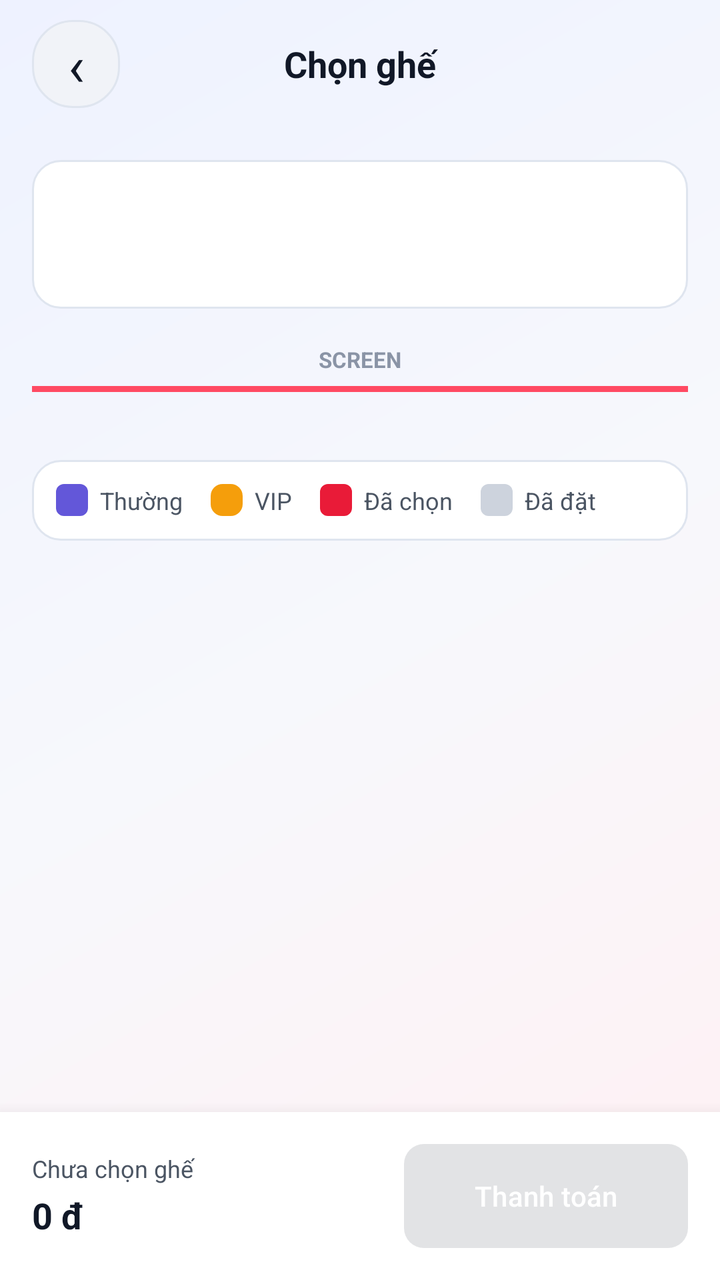
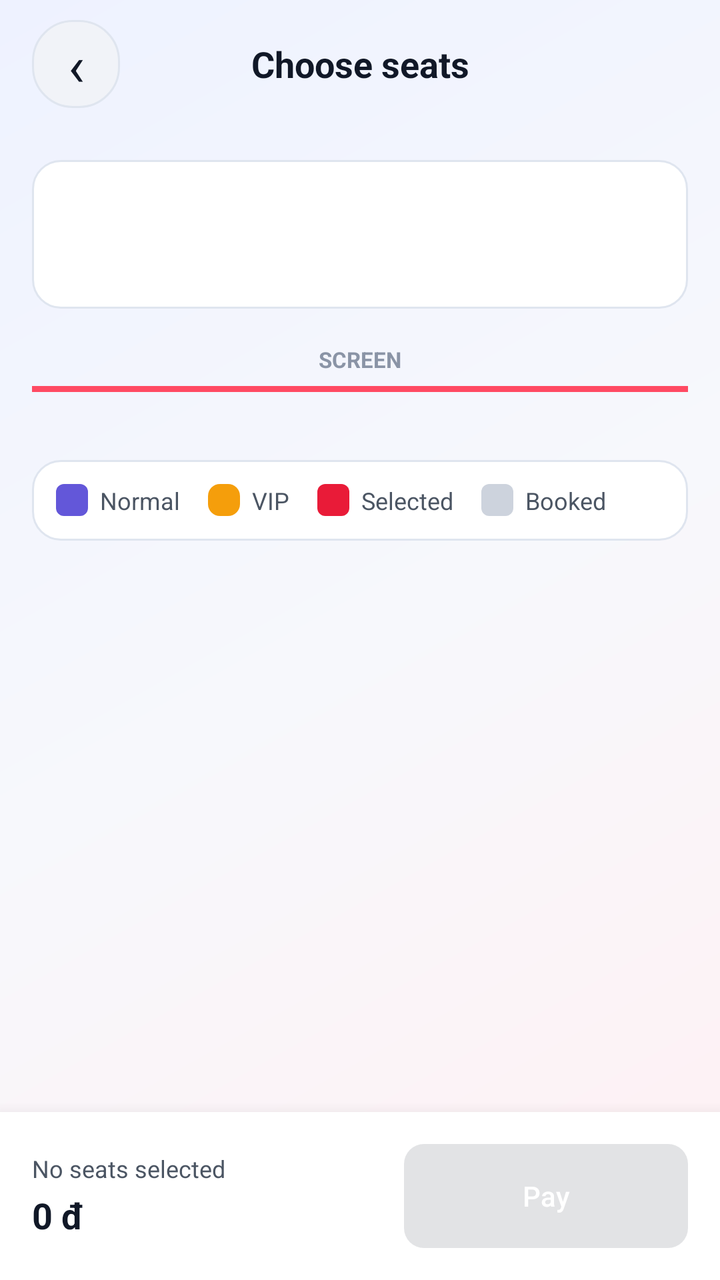

An Android layout rendered at two revisions. The XML below is the earlier revision; the diff shows what the commit changed to produce the second picture.
<!-- AndroidManifest.xml: application theme Theme.BookingTicket -->
<!-- res/layout/fragment_seat_selection.xml -->
<?xml version="1.0" encoding="utf-8"?>
<LinearLayout xmlns:android="http://schemas.android.com/apk/res/android"
    xmlns:app="http://schemas.android.com/apk/res-auto"
    android:layout_width="match_parent"
    android:layout_height="match_parent"
    android:background="@drawable/bg_cinelux_screen"
    android:orientation="vertical">

    <LinearLayout
        android:layout_width="match_parent"
        android:layout_height="?attr/actionBarSize"
        android:gravity="center_vertical"
        android:orientation="horizontal"
        android:paddingHorizontal="16dp">

        <TextView
            android:id="@+id/btn_close_seat"
            android:layout_width="44dp"
            android:layout_height="44dp"
            android:background="@drawable/bg_chip"
            android:gravity="center"
            android:text="‹"
            android:textColor="@color/text_primary"
            android:textSize="28sp" />

        <TextView
            android:layout_width="0dp"
            android:layout_height="wrap_content"
            android:layout_marginHorizontal="12dp"
            android:layout_weight="1"
            android:gravity="center"
            android:text="Chọn ghế"
            android:textColor="@color/text_primary"
            android:textSize="18sp"
            android:textStyle="bold" />

        <View
            android:layout_width="44dp"
            android:layout_height="44dp" />

    </LinearLayout>

    <androidx.core.widget.NestedScrollView
        android:layout_width="match_parent"
        android:layout_height="0dp"
        android:layout_weight="1"
        android:fillViewport="true">

        <LinearLayout
            android:layout_width="match_parent"
            android:layout_height="wrap_content"
            android:orientation="vertical"
            android:padding="16dp">

            <LinearLayout
                android:layout_width="match_parent"
                android:layout_height="wrap_content"
                android:background="@drawable/bg_panel"
                android:orientation="vertical"
                android:padding="14dp">

                <TextView
                    android:id="@+id/seat_movie_title"
                    android:layout_width="match_parent"
                    android:layout_height="wrap_content"
                    android:textColor="@color/text_primary"
                    android:textSize="17sp"
                    android:textStyle="bold" />

                <TextView
                    android:id="@+id/seat_showtime_info"
                    android:layout_width="match_parent"
                    android:layout_height="wrap_content"
                    android:layout_marginTop="6dp"
                    android:textColor="@color/text_secondary"
                    android:textSize="13sp" />

            </LinearLayout>

            <TextView
                android:id="@+id/seat_state_text"
                android:layout_width="match_parent"
                android:layout_height="wrap_content"
                android:layout_marginTop="12dp"
                android:background="@drawable/bg_panel"
                android:gravity="center"
                android:padding="12dp"
                android:textColor="@color/text_secondary"
                android:textSize="13sp"
                android:visibility="gone" />

            <TextView
                android:layout_width="match_parent"
                android:layout_height="wrap_content"
                android:layout_marginTop="18dp"
                android:gravity="center"
                android:text="SCREEN"
                android:textColor="@color/text_hint"
                android:textSize="11sp"
                android:textStyle="bold" />

            <View
                android:layout_width="match_parent"
                android:layout_height="3dp"
                android:layout_marginTop="6dp"
                android:background="@color/primary_light" />

            <HorizontalScrollView
                android:layout_width="match_parent"
                android:layout_height="wrap_content"
                android:layout_marginTop="16dp"
                android:clipToPadding="false"
                android:overScrollMode="never"
                android:scrollbars="none">

                <GridLayout
                    android:id="@+id/seat_grid"
                    android:layout_width="wrap_content"
                    android:layout_height="wrap_content"
                    android:alignmentMode="alignBounds"
                    android:useDefaultMargins="true" />

            </HorizontalScrollView>

            <LinearLayout
                android:layout_width="match_parent"
                android:layout_height="wrap_content"
                android:layout_marginTop="18dp"
                android:background="@drawable/bg_panel"
                android:gravity="center_vertical"
                android:orientation="horizontal"
                android:padding="12dp">

                <View
                    android:layout_width="16dp"
                    android:layout_height="16dp"
                    android:background="@drawable/bg_seat_available" />

                <TextView
                    android:layout_width="wrap_content"
                    android:layout_height="wrap_content"
                    android:layout_marginStart="6dp"
                    android:text="Thường"
                    android:textColor="@color/text_secondary"
                    android:textSize="12sp" />

                <View
                    android:layout_width="16dp"
                    android:layout_height="16dp"
                    android:layout_marginStart="14dp"
                    android:background="@drawable/bg_seat_vip" />

                <TextView
                    android:layout_width="wrap_content"
                    android:layout_height="wrap_content"
                    android:layout_marginStart="6dp"
                    android:text="VIP"
                    android:textColor="@color/text_secondary"
                    android:textSize="12sp" />

                <View
                    android:layout_width="16dp"
                    android:layout_height="16dp"
                    android:layout_marginStart="14dp"
                    android:background="@drawable/bg_seat_selected" />

                <TextView
                    android:layout_width="wrap_content"
                    android:layout_height="wrap_content"
                    android:layout_marginStart="6dp"
                    android:text="Đã chọn"
                    android:textColor="@color/text_secondary"
                    android:textSize="12sp" />

                <View
                    android:layout_width="16dp"
                    android:layout_height="16dp"
                    android:layout_marginStart="14dp"
                    android:background="@drawable/bg_seat_booked" />

                <TextView
                    android:layout_width="wrap_content"
                    android:layout_height="wrap_content"
                    android:layout_marginStart="6dp"
                    android:text="Đã đặt"
                    android:textColor="@color/text_secondary"
                    android:textSize="12sp" />

            </LinearLayout>

            <View
                android:layout_width="match_parent"
                android:layout_height="16dp" />

        </LinearLayout>

    </androidx.core.widget.NestedScrollView>

    <LinearLayout
        android:layout_width="match_parent"
        android:layout_height="wrap_content"
        android:background="@color/bottom_nav_fill"
        android:elevation="12dp"
        android:gravity="center_vertical"
        android:orientation="horizontal"
        android:padding="16dp">

        <LinearLayout
            android:layout_width="0dp"
            android:layout_height="wrap_content"
            android:layout_weight="1"
            android:orientation="vertical">

            <TextView
                android:id="@+id/selected_seats_text"
                android:layout_width="match_parent"
                android:layout_height="wrap_content"
                android:text="Chưa chọn ghế"
                android:textColor="@color/text_secondary"
                android:textSize="12sp" />

            <TextView
                android:id="@+id/total_price_text"
                android:layout_width="match_parent"
                android:layout_height="wrap_content"
                android:layout_marginTop="3dp"
                android:text="0 đ"
                android:textColor="@color/text_primary"
                android:textSize="18sp"
                android:textStyle="bold" />

        </LinearLayout>

        <com.google.android.material.button.MaterialButton
            android:id="@+id/btn_checkout"
            style="@style/PrimaryButton"
            android:layout_width="142dp"
            android:layout_height="52dp"
            android:layout_marginStart="12dp"
            android:background="@drawable/bg_cinelux_button"
            android:enabled="false"
            android:text="Thanh toán"
            android:textSize="14sp"
            app:cornerRadius="8dp" />

    </LinearLayout>

</LinearLayout>
<!-- resources referenced by this layout -->
<resources>
  <color name="bottom_nav_fill">#FFFFFFFF</color>
  <color name="primary_light">#FF4A63</color>
  <color name="text_hint">#8A94A6</color>
  <color name="text_primary">#111827</color>
  <color name="text_secondary">#4B5563</color>
  <!-- drawable bg_chip (drawable) -->
  <?xml version="1.0" encoding="utf-8"?>
  <shape xmlns:android="http://schemas.android.com/apk/res/android">
      <solid android:color="@color/chip_fill" />
      <corners android:radius="20dp" />
      <stroke
          android:width="1dp"
          android:color="@color/chip_stroke" />
  </shape>
  <!-- drawable bg_cinelux_button (drawable) -->
  <?xml version="1.0" encoding="utf-8"?>
  <shape xmlns:android="http://schemas.android.com/apk/res/android">
      <gradient
          android:angle="0"
          android:startColor="#C91025"
          android:endColor="#F02442" />
      <corners android:radius="10dp" />
  </shape>
  <!-- drawable bg_panel (drawable) -->
  <?xml version="1.0" encoding="utf-8"?>
  <shape xmlns:android="http://schemas.android.com/apk/res/android">
      <solid android:color="@color/panel_fill" />
      <corners android:radius="14dp" />
      <stroke
          android:width="1dp"
          android:color="@color/panel_stroke" />
  </shape>
  <!-- drawable bg_seat_available (drawable) -->
  <?xml version="1.0" encoding="utf-8"?>
  <shape xmlns:android="http://schemas.android.com/apk/res/android">
      <solid android:color="@color/seat_normal" />
      <corners android:radius="4dp" />
  </shape>
  <!-- drawable bg_seat_booked (drawable) -->
  <?xml version="1.0" encoding="utf-8"?>
  <shape xmlns:android="http://schemas.android.com/apk/res/android">
      <solid android:color="@color/seat_booked" />
      <corners android:radius="4dp" />
  </shape>
  <!-- drawable bg_seat_selected (drawable) -->
  <?xml version="1.0" encoding="utf-8"?>
  <shape xmlns:android="http://schemas.android.com/apk/res/android">
      <solid android:color="@color/seat_selected" />
      <corners android:radius="4dp" />
  </shape>
  <!-- drawable bg_seat_vip (drawable) -->
  <?xml version="1.0" encoding="utf-8"?>
  <shape xmlns:android="http://schemas.android.com/apk/res/android">
      <solid android:color="@color/seat_vip" />
      <corners android:radius="6dp" />
  </shape>
  <style name="PrimaryButton" parent="Widget.Material3.Button">
          <item name="android:backgroundTint">@color/primary</item>
          <item name="android:textColor">@color/white</item>
          <item name="cornerRadius">10dp</item>
      </style>
  <style name="Theme.BookingTicket" parent="Base.Theme.BookingTicket" />
  <color name="chip_fill">#F1F3F8</color>
  <color name="chip_stroke">#DFE5EF</color>
  <color name="screen_gradient_start">#FFF0F3</color>
  <color name="screen_gradient_center">#F7F8FC</color>
  <color name="screen_gradient_end">#EEF2FF</color>
  <color name="panel_fill">#FFFFFFFF</color>
  <color name="panel_stroke">#DFE5EF</color>
  <color name="seat_normal">#6357D9</color>
  <color name="seat_booked">#CDD3DD</color>
  <color name="seat_selected">#E91B38</color>
  <color name="seat_vip">#F59E0B</color>
  <color name="primary">#E91B38</color>
  <color name="white">#FFFFFFFF</color>
  <color name="primary_dark">#A80F24</color>
  <color name="background">#F7F8FC</color>
  <color name="surface">#FFFFFFFF</color>
  <color name="error">#EF4444</color>
  <!-- unchanged entries left out for length: 2 -->
</resources>

<!-- the commit's change to res/layout/fragment_seat_selection.xml (unified diff, before → after) -->
@@ -29,7 +29,7 @@
             android:layout_marginHorizontal="12dp"
             android:layout_weight="1"
             android:gravity="center"
-            android:text="Chọn ghế"
+            android:text="@string/seat_selection_title"
             android:textColor="@color/text_primary"
             android:textSize="18sp"
             android:textStyle="bold" />
@@ -94,7 +94,7 @@
                 android:layout_height="wrap_content"
                 android:layout_marginTop="18dp"
                 android:gravity="center"
-                android:text="SCREEN"
+                android:text="@string/screen_label"
                 android:textColor="@color/text_hint"
                 android:textSize="11sp"
                 android:textStyle="bold" />
@@ -140,7 +140,7 @@
                     android:layout_width="wrap_content"
                     android:layout_height="wrap_content"
                     android:layout_marginStart="6dp"
-                    android:text="Thường"
+                    android:text="@string/seat_normal"
                     android:textColor="@color/text_secondary"
                     android:textSize="12sp" />
 
@@ -154,7 +154,7 @@
                     android:layout_width="wrap_content"
                     android:layout_height="wrap_content"
                     android:layout_marginStart="6dp"
-                    android:text="VIP"
+                    android:text="@string/seat_vip"
                     android:textColor="@color/text_secondary"
                     android:textSize="12sp" />
 
@@ -168,7 +168,7 @@
                     android:layout_width="wrap_content"
                     android:layout_height="wrap_content"
                     android:layout_marginStart="6dp"
-                    android:text="Đã chọn"
+                    android:text="@string/seat_selected"
                     android:textColor="@color/text_secondary"
                     android:textSize="12sp" />
 
@@ -182,7 +182,7 @@
                     android:layout_width="wrap_content"
                     android:layout_height="wrap_content"
                     android:layout_marginStart="6dp"
-                    android:text="Đã đặt"
+                    android:text="@string/seat_booked"
                     android:textColor="@color/text_secondary"
                     android:textSize="12sp" />
 
@@ -215,7 +215,7 @@
                 android:id="@+id/selected_seats_text"
                 android:layout_width="match_parent"
                 android:layout_height="wrap_content"
-                android:text="Chưa chọn ghế"
+                android:text="@string/seat_none_selected"
                 android:textColor="@color/text_secondary"
                 android:textSize="12sp" />
 
@@ -239,7 +239,7 @@
             android:layout_marginStart="12dp"
             android:background="@drawable/bg_cinelux_button"
             android:enabled="false"
-            android:text="Thanh toán"
+            android:text="@string/checkout"
             android:textSize="14sp"
             app:cornerRadius="8dp" />
 
<!-- resource entries referenced after the edit -->
@@ -56,6 +56,14 @@
       <solid android:color="@color/seat_vip" />
       <corners android:radius="6dp" />
   </shape>
+  <string name="checkout">Pay</string>
+  <string name="screen_label">SCREEN</string>
+  <string name="seat_booked">Booked</string>
+  <string name="seat_none_selected">No seats selected</string>
+  <string name="seat_normal">Normal</string>
+  <string name="seat_selected">Selected</string>
+  <string name="seat_selection_title">Choose seats</string>
+  <string name="seat_vip">VIP</string>
   <style name="PrimaryButton" parent="Widget.Material3.Button">
           <item name="android:backgroundTint">@color/primary</item>
           <item name="android:textColor">@color/white</item>
